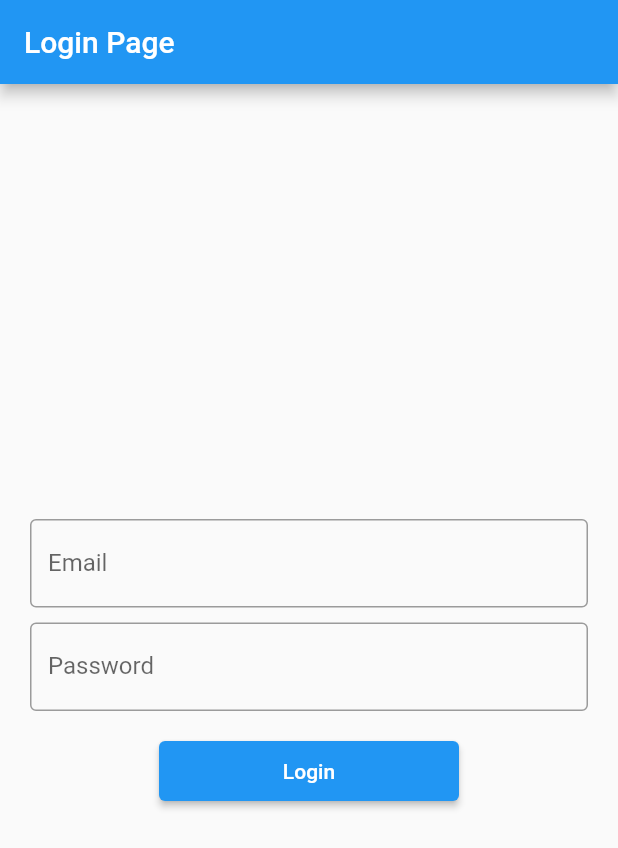
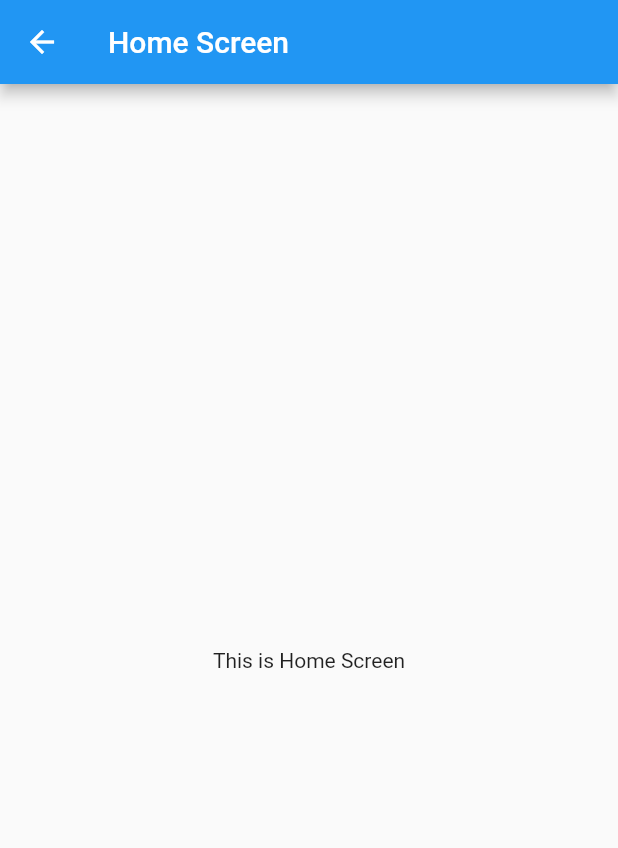
Before and after one commit to theashokyadav/example1, a Flutter app: the screen it shows after launch, after a tap on "Login", on a phone screen of 412 x 824 dp. Shown: the top 848 px of the screen. Run offline on Flutter 3.47's test engine with Material 2 defaults, Android fonts, the phone set to English and light mode, and no system bars.

Commit message:
Added Home Screen by Ashok

```diff
--- /dev/null
+++ b/lib/homescreen.dart
@@ -0,0 +1,24 @@
+import 'package:flutter/material.dart';
+
+class HomeScreen extends StatefulWidget {
+  const HomeScreen({Key? key}) : super(key: key);
+
+  @override
+  State<HomeScreen> createState() => _HomeScreenState();
+}
+
+class _HomeScreenState extends State<HomeScreen> {
+  @override
+  Widget build(BuildContext context) {
+    return Scaffold(
+      appBar: AppBar(
+        title: Text("Home Screen"),
+      ),
+      body: Center(
+        child: Container(
+          child: Text("This is Home Screen"),
+        ),
+      ),
+    );
+  }
+}
--- a/lib/main.dart
+++ b/lib/main.dart
@@ -1,4 +1,6 @@
 import 'package:flutter/material.dart';
+
+import 'homescreen.dart';
 
 void main() {
   runApp(const MyApp());
@@ -100,7 +102,9 @@ class _MyHomePageState extends State<MyHomePage> {
                   height: 40,
                   child: ElevatedButton(
 
-                      onPressed: (){}, child: Text("Login")),
+                      onPressed: (){
+                        Navigator.push(context, MaterialPageRoute(builder: (context) => const HomeScreen()));
+                      }, child: Text("Login")),
                 ),
               )
             ],
```
